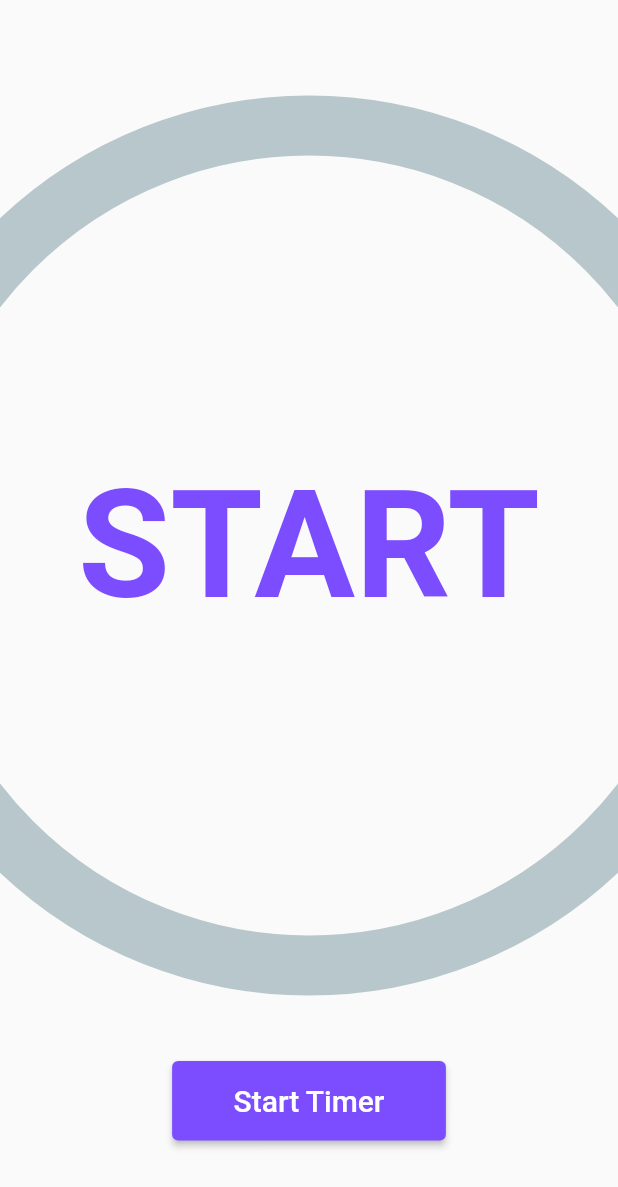
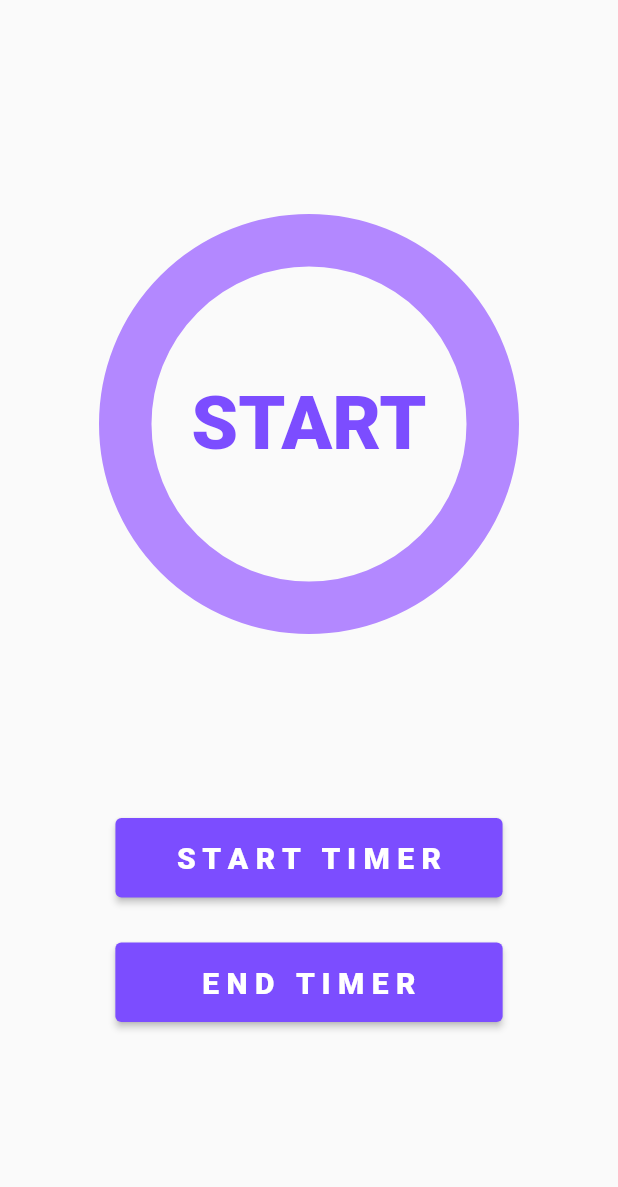
Before and after one commit to shivam-md/flutter_time_management, a Flutter app: the screen it shows after launch, on a phone screen of 412 x 824 dp. Shown: the top 1187 px of the screen. Run offline on Flutter 3.47's test engine with Material 2 defaults, Android fonts, the light colour scheme and no system bars; drawn by our look-alikes of percent_indicator.

Commit message:
changes in homepage ui

```diff
--- a/lib/pages/home_page.dart
+++ b/lib/pages/home_page.dart
@@ -12,6 +12,7 @@ class HomePage extends StatefulWidget {
 class _HomePageState extends State<HomePage> {
   var _timeInSec = 6;
   var isTimerActive = false;
+  // late double progress;
 
   void counter() {
 
@@ -21,6 +22,7 @@ class _HomePageState extends State<HomePage> {
         if(_timeInSec > -1){
           setState(() {
             _timeInSec--;
+            circularPercentProgress();
           });
         }
         else{
@@ -45,38 +47,83 @@ class _HomePageState extends State<HomePage> {
     return SafeArea(
       child: Container(
         padding: const EdgeInsets.all(20),
+        // decoration: BoxDecoration(
+        //   color: Colors.purple.shade50,
+        // ),
         child: Center(
           child: Column(
             mainAxisAlignment: MainAxisAlignment.spaceEvenly,
             crossAxisAlignment: CrossAxisAlignment.center,
             children: [
-              CircularPercentIndicator(radius: 300,
-              lineWidth: 40,
+              CircularPercentIndicator(
+                radius: 140,
+                animation: true,
+                animateFromLastPercent: true,
+                animationDuration: 50,
+                lineWidth: 35,
+                backgroundColor: Colors.deepPurpleAccent.shade100,
+                progressColor: Colors.deepPurpleAccent.shade700,
+                circularStrokeCap: CircularStrokeCap.round,
+                percent: circularPercentProgress(),
                 center: Text(
                   timerStatus(),
-                  style: const TextStyle(fontSize: 100,fontWeight: FontWeight.w700 ,color: Colors.deepPurpleAccent),
+                  style: const TextStyle(fontSize: 50,fontWeight: FontWeight.w900 ,color: Colors.deepPurpleAccent),
                 ),
               ),
+              Column(
+                children: [
                   ElevatedButton(
                     style: ElevatedButton.styleFrom(
                       backgroundColor: Colors.deepPurpleAccent,
                     ),
                     onPressed: () {
                       counter();
-                  debugPrint("button pressed");
+                      debugPrint(" start button pressed");
                     },
                     child: const Padding(
                       padding: EdgeInsets.symmetric(vertical: 15, horizontal: 25),
                       child: Text(
-                    "Start Timer",
-                    style: TextStyle(fontSize: 20, color: Colors.white),
+                        "S T A R T   T I M E R",
+                        style: TextStyle(fontSize: 20, color: Colors.white, fontWeight: FontWeight.w900),
                       ),
                     ),
                   ),
+                  const SizedBox(height: 30,),
+                  ElevatedButton(
+                    style: ElevatedButton.styleFrom(
+                      backgroundColor: Colors.deepPurpleAccent,
+                    ),
+                    onPressed: () {
+                      setState(() {
+                        _timeInSec = -1;
+                      });
+                      debugPrint(" end timer button pressed");
+                    },
+                    child: const Padding(
+                      padding: EdgeInsets.symmetric(vertical: 15, horizontal: 42),
+                      child: Text(
+                        "E N D   T I M E R",
+                        style: TextStyle(fontSize: 20, color: Colors.white, fontWeight: FontWeight.w900),
+                      ),
+                    ),
+                  ),
+                ],
+              )
             ],
           ),
         ),
       ),
     );
   }
+  // tracks progress of counter.
+  double circularPercentProgress(){
+    // make animation value go in ascending order.
+    var timeInSec = 5 - _timeInSec;
+
+    // if timer has started and has not ended (> -1).
+    if(_timeInSec >= 0 && _timeInSec < 6) return (timeInSec/5);
+
+    // if timer is either completed or yet to start
+    return 0.00;
   }
+}
```
Lines whose indentation alone changed are shown as unchanged.
